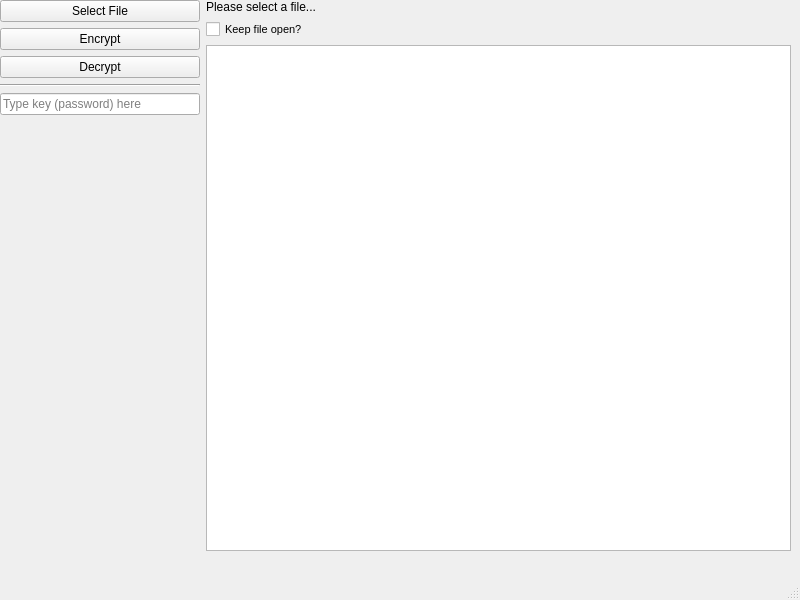
Above: mainwindow.ui from ShaneKanterman04/QtCrypt before the change. Below: the same form after it.
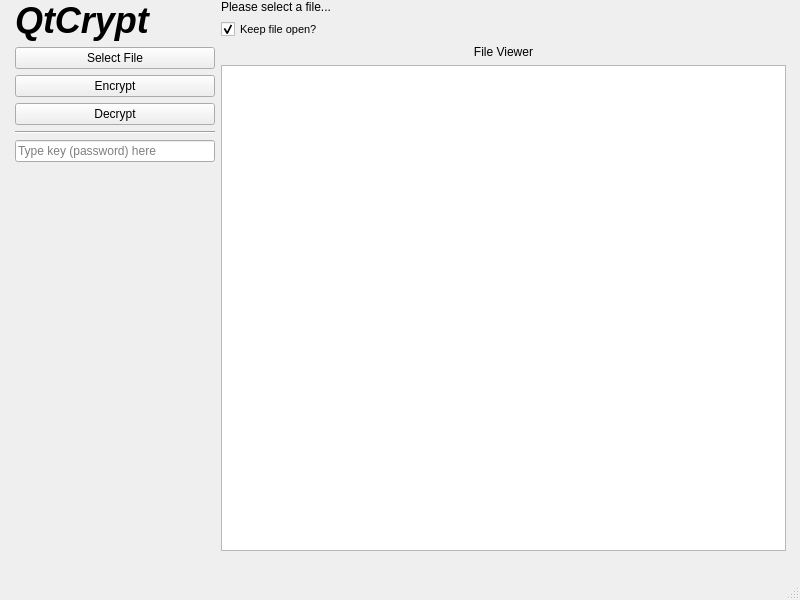
That is the form after the change.

The edit to the form file:
```diff
--- a/mainwindow.ui
+++ b/mainwindow.ui
@@ -47,6 +47,23 @@
        <property name="sizeConstraint">
         <enum>QLayout::SetDefaultConstraint</enum>
        </property>
+       <property name="leftMargin">
+        <number>15</number>
+       </property>
+       <item>
+        <widget class="QLabel" name="label_2">
+         <property name="font">
+          <font>
+           <pointsize>27</pointsize>
+           <italic>true</italic>
+           <bold>true</bold>
+          </font>
+         </property>
+         <property name="text">
+          <string>QtCrypt</string>
+         </property>
+        </widget>
+       </item>
        <item>
         <widget class="QPushButton" name="btnSelect">
          <property name="maximumSize">
@@ -126,6 +143,9 @@
      </item>
      <item>
       <layout class="QVBoxLayout" name="verticalLayout">
+       <property name="rightMargin">
+        <number>15</number>
+       </property>
        <item>
         <widget class="QLabel" name="lblFileName">
          <property name="text">
@@ -143,6 +163,25 @@
          <property name="text">
           <string>Keep file open?</string>
          </property>
+         <property name="checked">
+          <bool>true</bool>
+         </property>
+         <property name="tristate">
+          <bool>false</bool>
+         </property>
+        </widget>
+       </item>
+       <item>
+        <widget class="QLabel" name="label">
+         <property name="text">
+          <string>File Viewer</string>
+         </property>
+         <property name="alignment">
+          <set>Qt::AlignBottom|Qt::AlignHCenter</set>
+         </property>
+         <property name="margin">
+          <number>-3</number>
+         </property>
         </widget>
        </item>
        <item>
@@ -150,22 +189,6 @@
        </item>
       </layout>
      </item>
-     <item>
-      <spacer name="horizontalSpacer">
-       <property name="orientation">
-        <enum>Qt::Horizontal</enum>
-       </property>
-       <property name="sizeType">
-        <enum>QSizePolicy::Fixed</enum>
-       </property>
-       <property name="sizeHint" stdset="0">
-        <size>
-         <width>10</width>
-         <height>20</height>
-        </size>
-       </property>
-      </spacer>
-     </item>
     </layout>
    </widget>
   </widget>
```
